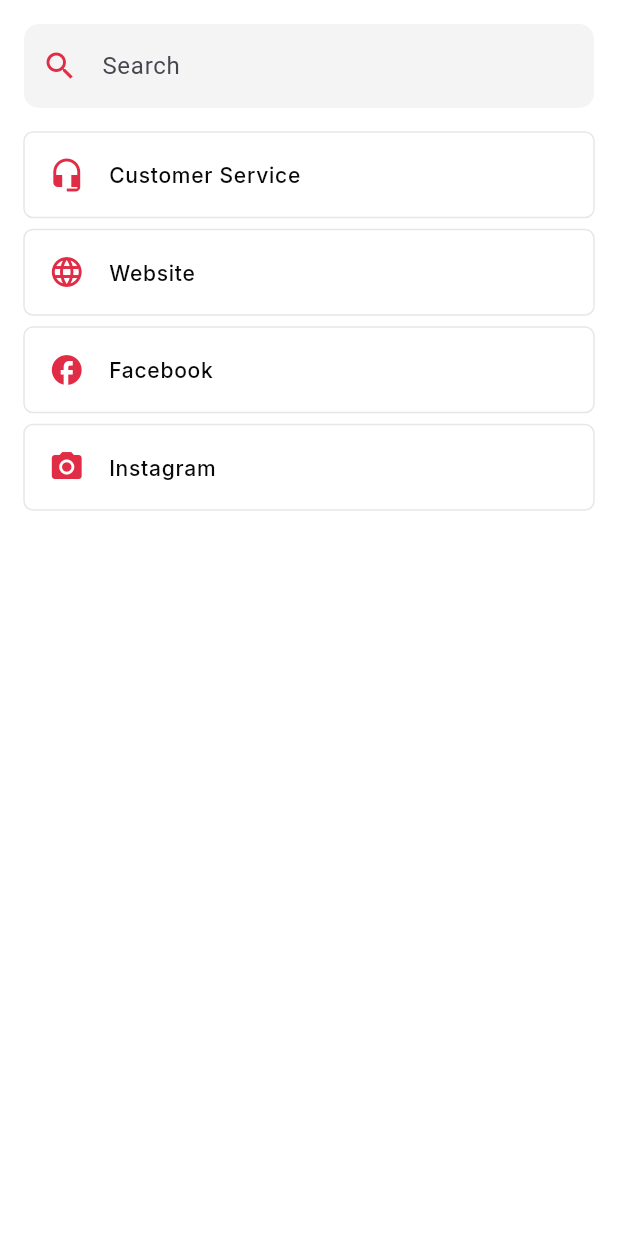
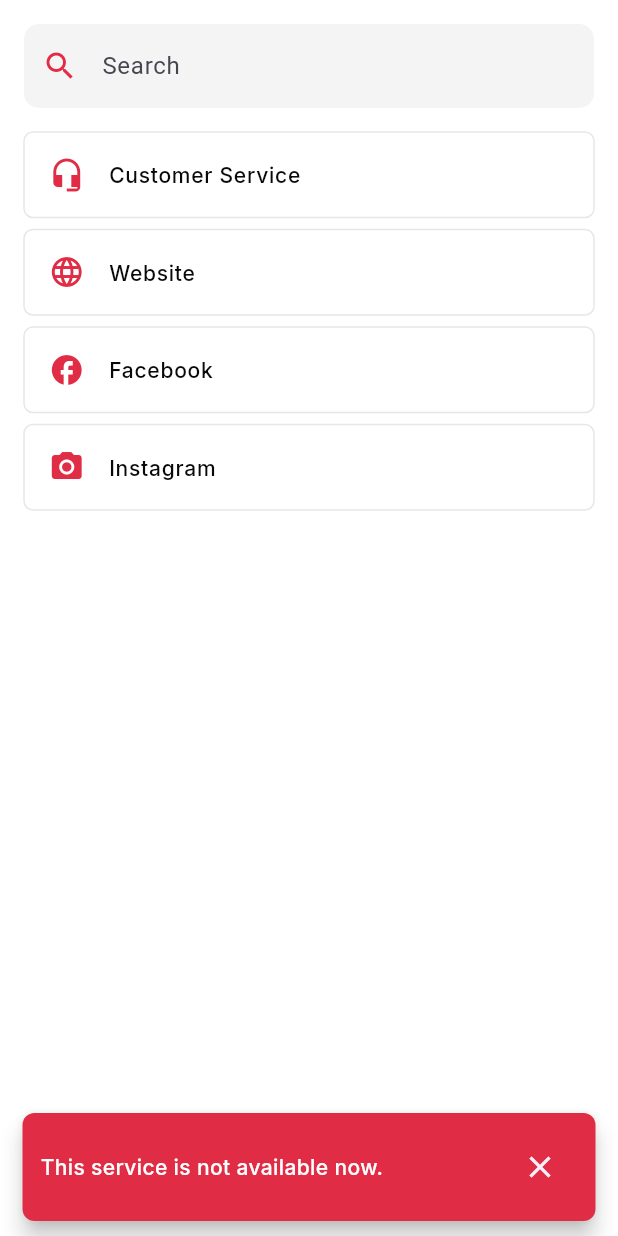
Before and after one commit to YoussefElqursh/Just_Order, a Flutter app: the ContactUsScreen widget shown alone on an empty page, opened directly, after a tap on "Customer Service", on a phone screen of 412 x 824 dp. Run offline on Flutter 3.47's test engine with Material 3 defaults, Android fonts, the phone set to English and light mode, and no system bars; our stand-ins replace app_links, bloc, cached_network_image, carousel_slider, cloud_firestore, connectivity_plus and 21 more; missing offline and left inert: flutter_inappwebview, mobile_scanner, qr_scanner_overlay; accounts and stored records are empty.

Commit message:
update links in this screen

```diff
--- a/lib/screens/about_app/contact_us_screen.dart
+++ b/lib/screens/about_app/contact_us_screen.dart
@@ -1,5 +1,6 @@
 import 'package:flutter/material.dart';
 import 'package:just_order/localization_i18n_arb/app_localizations.dart';
+import 'package:just_order/shared/style/colors.dart';
 import 'package:url_launcher/url_launcher.dart';
 
 class ContactUsScreen extends StatelessWidget {
@@ -32,25 +33,19 @@ class ContactUsScreen extends StatelessWidget {
                   title: AppLocalizations.of(context)!.customer_service,
                   url: "https://www.talabat.com/egypt",
                 ),
-                const SizedBox(
-                  height: 8,
-                ),
+                const SizedBox(height: 8),
                 ContactTile(
                   icon: Icons.language,
                   title: AppLocalizations.of(context)!.website,
-                  url: "https://www.talabat.com/egypt",
+                  url: "https://justorder-eg.com/",
                 ),
-                const SizedBox(
-                  height: 8,
-                ),
+                const SizedBox(height: 8),
                 ContactTile(
                   icon: Icons.facebook,
                   title: AppLocalizations.of(context)!.facebook,
                   url: "https://www.talabat.com/egypt",
                 ),
-                const SizedBox(
-                  height: 8,
-                ),
+                const SizedBox(height: 8),
                 ContactTile(
                   icon: Icons.camera_alt,
                   title: AppLocalizations.of(context)!.instagram,
@@ -77,15 +72,32 @@ class ContactTile extends StatelessWidget {
     required this.url,
   });
 
-  void _launchURL() async {
+  void _launchURL(context) async {
     final Uri uri = Uri.parse(url);
     if (await canLaunchUrl(uri)) {
-      await launchUrl(
-        uri,
-        mode: LaunchMode.externalApplication,
+      await launchUrl(uri, mode: LaunchMode.externalApplication);
+    } else {
+      ScaffoldMessenger.of(context).showSnackBar(
+        const SnackBar(
+          content: Text(
+            'This service is not available now.',
+            style: TextStyle(
+              fontWeight: FontWeight.w500,
+              fontSize: 14,
+              color: AppColor.whiteColor,
+              fontFamily: 'Inter',
+            ),
+          ),
+          shape: RoundedRectangleBorder(
+            borderRadius: BorderRadiusGeometry.all(Radius.circular(8.0)),
+          ),
+          padding: EdgeInsets.all(12),
+          backgroundColor: AppColor.primaryColor,
+          dismissDirection: DismissDirection.horizontal,
+          showCloseIcon: true,
+          behavior: SnackBarBehavior.floating,
+        ),
       );
-    } else {
-      debugPrint("Could not launch $url");
     }
   }
 
@@ -104,10 +116,7 @@ class ContactTile extends StatelessWidget {
         ),
       ),
       child: ListTile(
-        leading: Icon(
-          icon,
-          color: const Color(0xFFE02C45),
-        ),
+        leading: Icon(icon, color: const Color(0xFFE02C45)),
         title: Text(
           title,
           style: const TextStyle(
@@ -117,7 +126,7 @@ class ContactTile extends StatelessWidget {
             fontWeight: FontWeight.w500,
           ),
         ),
-        onTap: _launchURL, // Open the link when tapped
+        onTap: () => _launchURL(context), // Open the link when tapped
       ),
     );
   }
```
